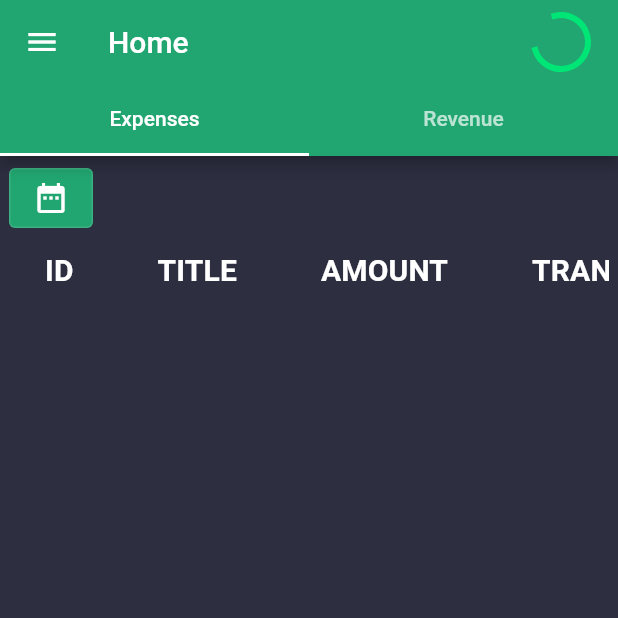
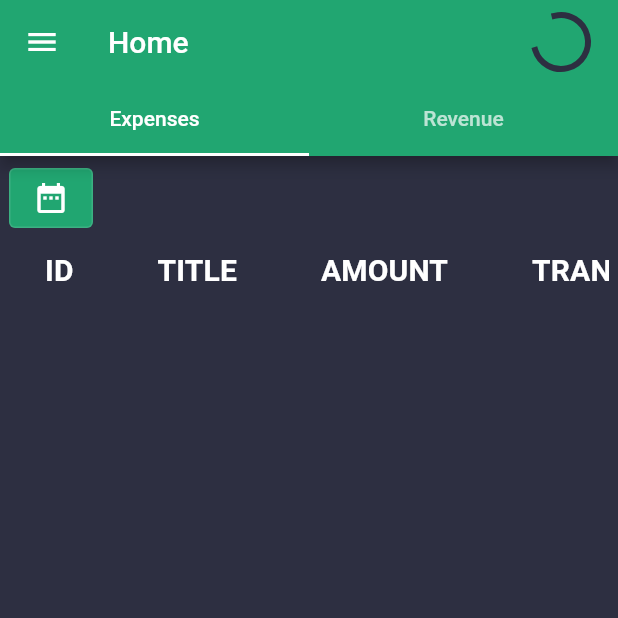
Before and after one commit to TayyabAsghar/ExpenseTracker, a Flutter app: the Home screen opened directly with empty values, on a phone screen of 412 x 824 dp, the top half of it. Run offline on Flutter 3.47's test engine with Material 2 defaults, Android fonts, the phone set to English and light mode, and no system bars; our stand-ins replace animated_text_kit, modal_progress_hud_nsn, sqflite; missing offline and left inert: flutter_picker; accounts and stored records are empty.

Commit message:
💄 IMPROVE-UI: Change the color of some widgets.

```diff
--- a/lib/screens/home.dart
+++ b/lib/screens/home.dart
@@ -97,9 +97,7 @@ class _HomeState extends State<Home> with SingleTickerProviderStateMixin {
                         fontWeight: FontWeight.bold,
                       ),
                     )
-                  : CircularProgressIndicator(
-                      color: Colors.greenAccent[400],
-                    ),
+                  : CircularProgressIndicator(color: backgroundColor),
             ),
           )
         ],
--- a/lib/theme/theme.dart
+++ b/lib/theme/theme.dart
@@ -17,8 +17,11 @@ const primaryColor = MaterialColor(
 );
 
 const backgroundColor = Color(0xFF2D2F41);
+final kErrorStyle = TextStyle(color: Colors.red[300]);
+final outlinedButtonTextStyle = TextStyle(color: Colors.white);
 final primaryMaterialStateColor = MaterialStateProperty.all(primaryColor);
-final outlinedButtonTextStyle = TextStyle(color: Colors.white);
+const kDataColumnTextStyle =
+    TextStyle(fontSize: 20, fontWeight: FontWeight.bold);
 
 final kTextFieldDecoration = InputDecoration(
   contentPadding: EdgeInsets.symmetric(vertical: 10.0, horizontal: 20.0),
@@ -47,8 +50,3 @@ const kTabViewHeadingStyle = TextStyle(
   fontStyle: FontStyle.italic,
   fontWeight: FontWeight.bold,
 );
-
-const kDataColumnTextStyle =
-    TextStyle(fontSize: 20, fontWeight: FontWeight.bold);
-
-final kErrorStyle = TextStyle(color: Colors.red[300]);
```
Also changed, not shown: lib/screens/transaction.dart (+3 -4 lines).
